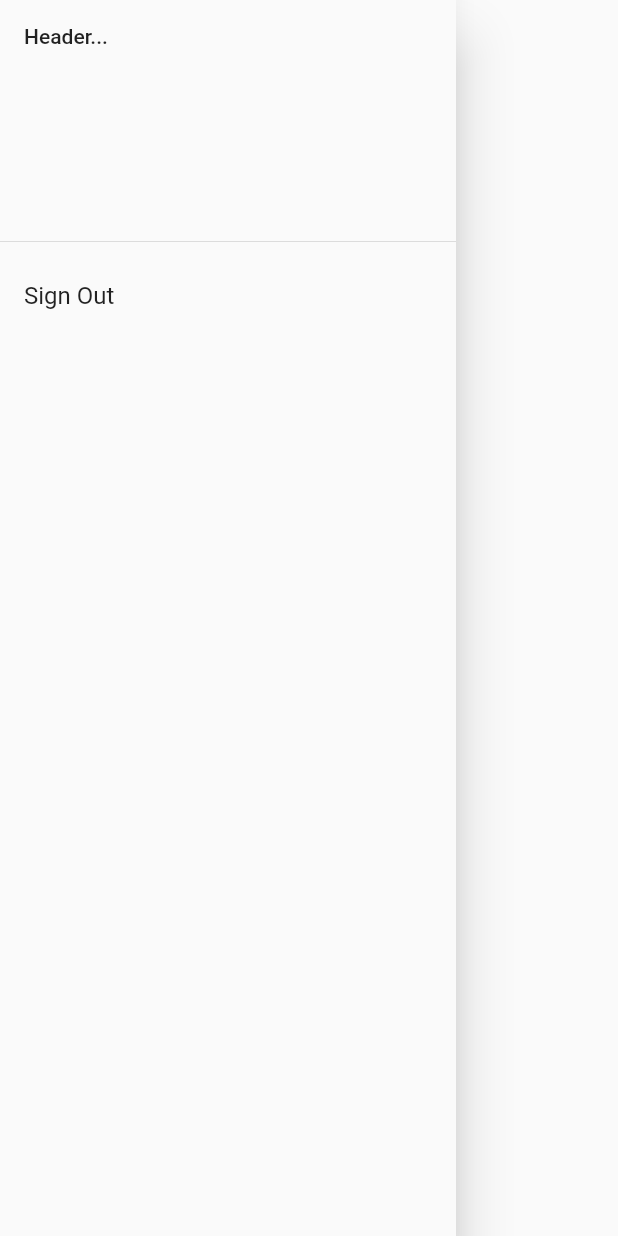
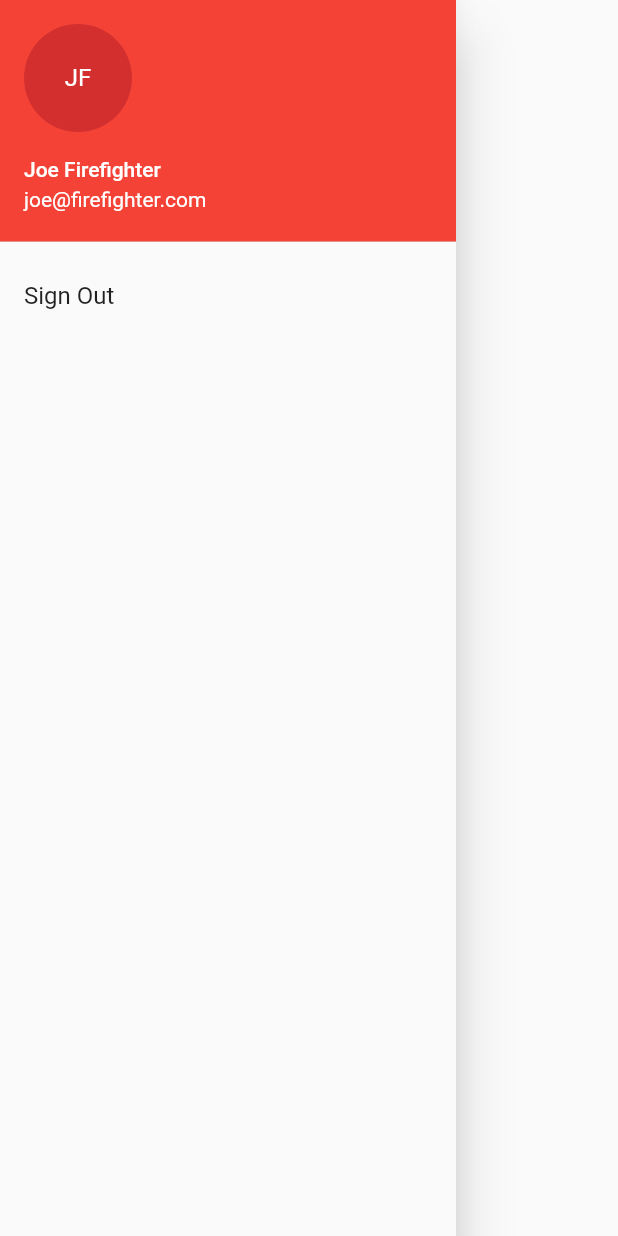
Before and after one commit to ethanharstad/tailboard-app, a Flutter app: the AppDrawer widget shown alone on an empty page, opened directly, on a phone screen of 412 x 824 dp. Run offline on Flutter 3.47's test engine with Material 2 defaults, Android fonts, the phone set to English and light mode, and no system bars; our stand-ins replace firebase_auth, firebase_core, firebase_storage, freezed_annotation, hive_flutter, native_pdf_view and 1 more; missing offline and left inert: flutterfire_ui; accounts and stored records are empty; generated files the repository leaves out were written again.

Commit message:
Add UI placeholder to app drawer

```diff
--- a/lib/widgets/app_drawer.dart
+++ b/lib/widgets/app_drawer.dart
@@ -10,7 +10,13 @@ class AppDrawer extends StatelessWidget {
       child: ListView(
         padding: EdgeInsets.zero,
         children: <Widget>[
-          const DrawerHeader(child: Text("Header..."),),
+          const UserAccountsDrawerHeader(
+            accountName: Text('Joe Firefighter'),
+            accountEmail: Text('joe@firefighter.com'),
+            currentAccountPicture: CircleAvatar(
+              child: Text('JF'),
+            ),
+          ),
           ListTile(
             title: const Text('Sign Out'),
             onTap: () async {
```
